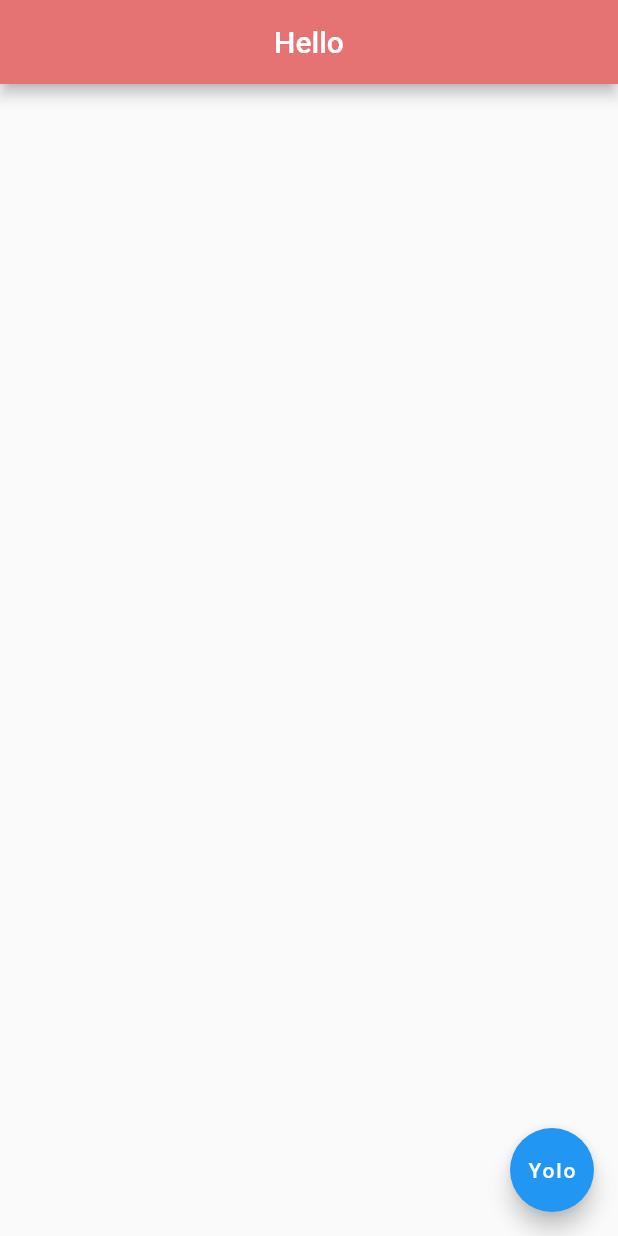
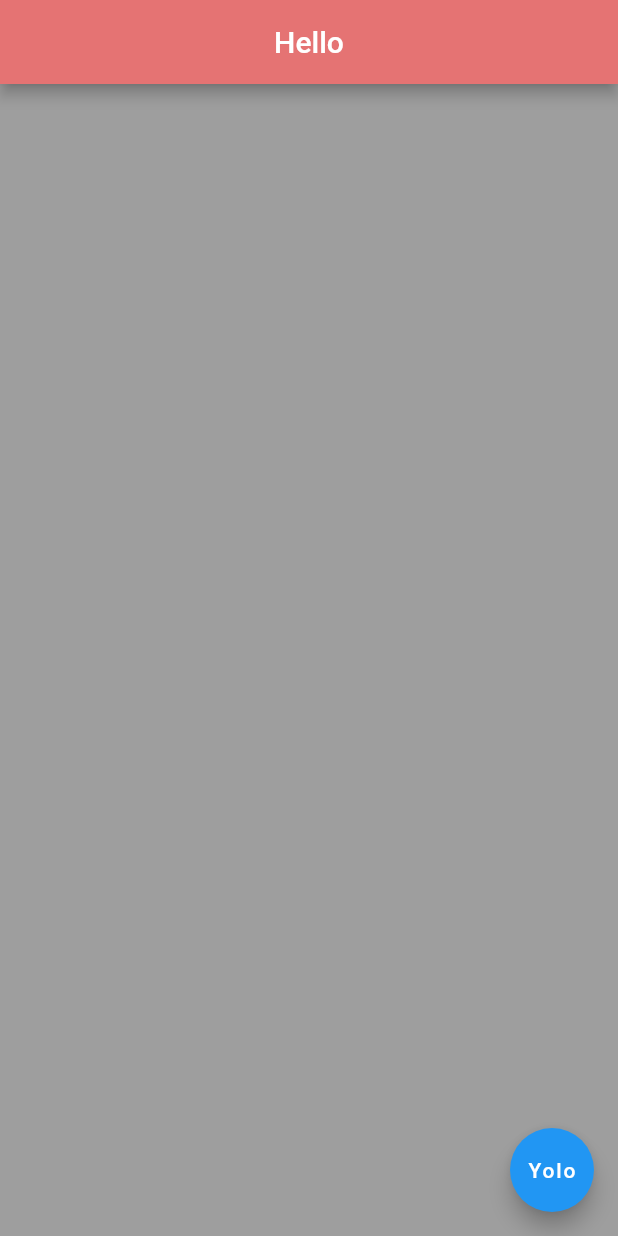
Before and after one commit to pewebdevelopment/Zen-Flutter-PlayGround, a Flutter app: the screen it shows after launch, on a phone screen of 412 x 824 dp. Run offline on Flutter 3.47's test engine with Material 2 defaults, Android fonts, the phone set to English and light mode, and no system bars; missing offline and left inert: dart:html.

Commit message:
Background color grey has been placed

```diff
--- a/lib/main.dart
+++ b/lib/main.dart
@@ -14,7 +14,9 @@ class Home extends StatelessWidget {
           centerTitle: true,
           backgroundColor: Colors.red[300],
         ),
-        body: Container(),
+        body: Container(
+          color: Colors.grey,
+        ),
         floatingActionButton: FloatingActionButton(
           child: Text("Yolo"),
           onPressed: () {},
```
